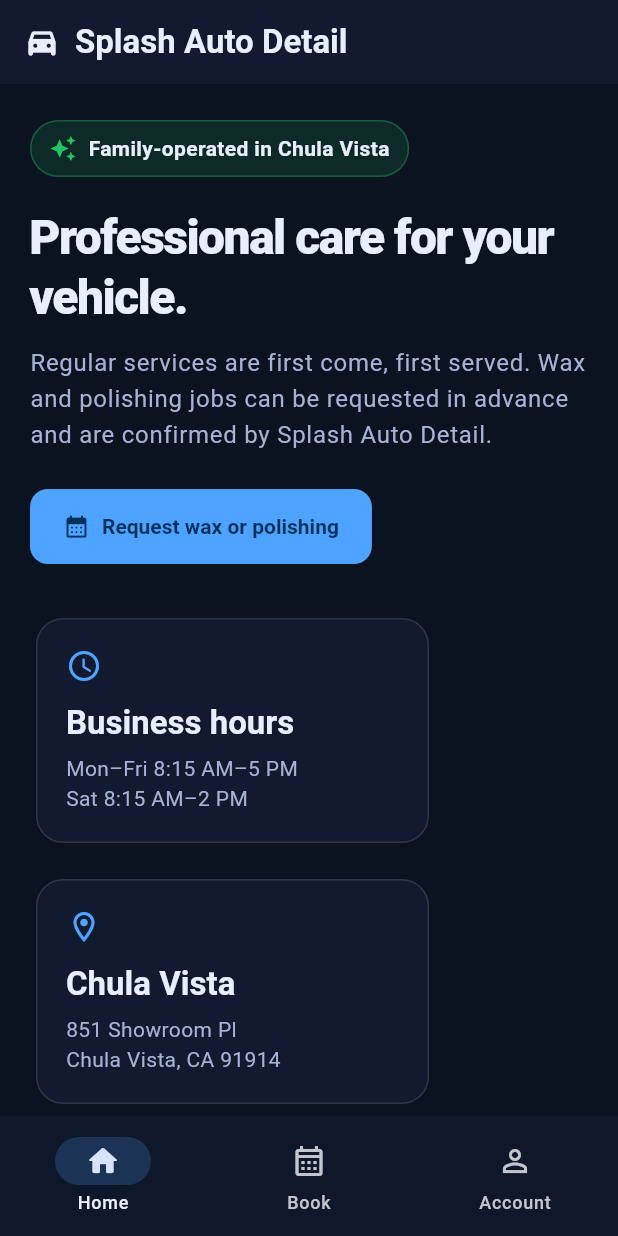
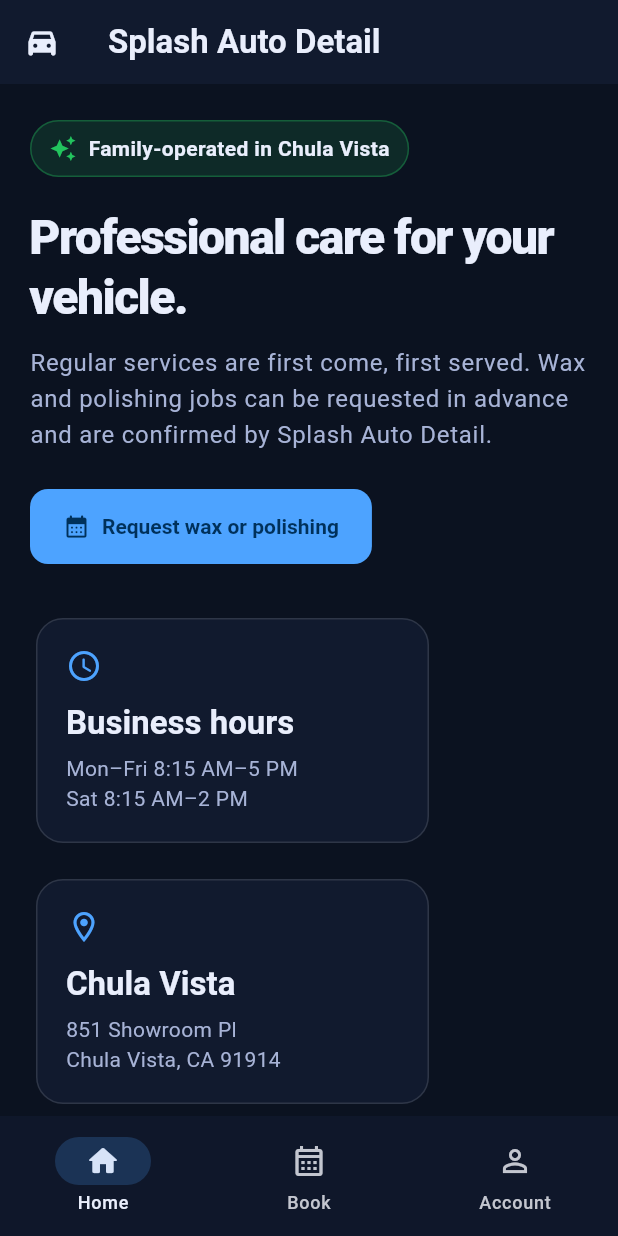
Before and after one commit to ddesantiag0/splash-auto-detail, a Flutter app: the screen it shows after launch, on a phone screen of 412 x 824 dp. Run offline on Flutter 3.47's test engine with Material 3 defaults, Android fonts, the phone set to English and light mode, and no system bars.

Commit message:
test: cover responsive Flutter layouts

```diff
--- a/app/lib/features/shell/presentation/app_shell.dart
+++ b/app/lib/features/shell/presentation/app_shell.dart
@@ -31,13 +31,11 @@
 
         return Scaffold(
           appBar: AppBar(
-            title: const Row(
-              mainAxisSize: MainAxisSize.min,
-              children: [
-                Icon(Icons.directions_car_filled_rounded),
-                SizedBox(width: 10),
-                Text('Splash Auto Detail'),
-              ],
+            leading: const Icon(Icons.directions_car_filled_rounded),
+            title: const Text(
+              'Splash Auto Detail',
+              maxLines: 1,
+              overflow: TextOverflow.ellipsis,
             ),
             centerTitle: false,
           ),
```
Also changed, not shown: 1 other file.
